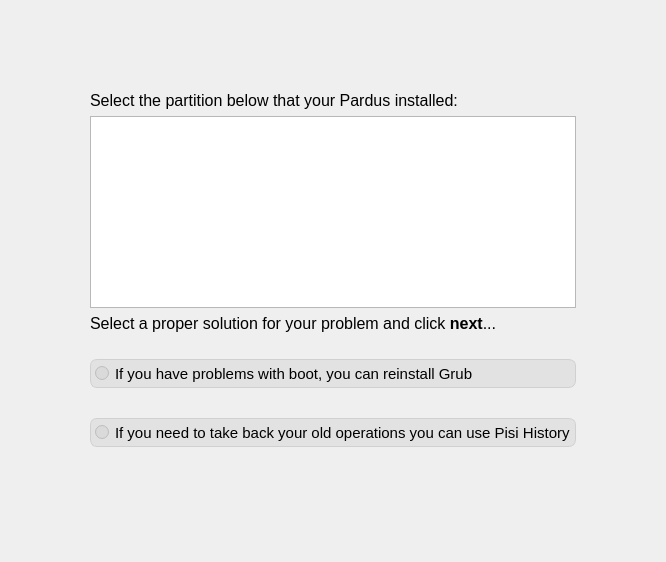
This is yali4/gui/Ui/rescuewidget.ui in dadas45li/yali as Qt 5 draws it before an edit. The edited form follows.
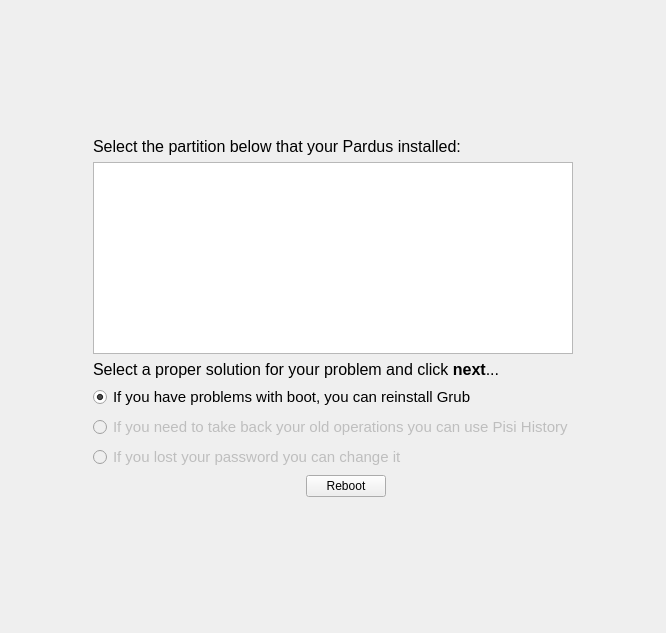
This is the edited form. Icons and pictures are not drawn.

Commit message: * Change Ui as a result of partition scan ..

Patch:
```diff
--- a/yali4/gui/Ui/rescuewidget.ui
+++ b/yali4/gui/Ui/rescuewidget.ui
@@ -7,20 +7,14 @@
     <x>0</x>
     <y>0</y>
     <width>666</width>
-    <height>562</height>
+    <height>633</height>
    </rect>
   </property>
   <property name="windowTitle">
    <string>Form1</string>
   </property>
   <property name="styleSheet">
-   <string>QRadioButton {
-border: 1px solid rgb(208, 208, 208);
-    background-color: rgba(206, 206, 206, 100);
-    border-radius:7px;
-    padding:4px;
-    margin-bottom:4px;
-}</string>
+   <string notr="true"/>
   </property>
   <layout class="QGridLayout" name="gridLayout">
    <item row="0" column="1">
@@ -39,19 +33,25 @@
      </property>
     </spacer>
    </item>
-   <item row="1" column="1">
+   <item row="1" column="1" colspan="2">
     <widget class="QLabel" name="infoLabel">
      <property name="font">
       <font>
        <pointsize>12</pointsize>
       </font>
      </property>
+     <property name="styleSheet">
+      <string notr="true"/>
+     </property>
      <property name="text">
       <string>Select the partition below that your Pardus installed:</string>
      </property>
+     <property name="wordWrap">
+      <bool>true</bool>
+     </property>
     </widget>
    </item>
-   <item row="2" column="1">
+   <item row="2" column="1" colspan="2">
     <widget class="QListWidget" name="partitionList">
      <property name="iconSize">
       <size>
@@ -61,8 +61,8 @@
      </property>
     </widget>
    </item>
-   <item row="3" column="1">
-    <widget class="QLabel" name="label">
+   <item row="3" column="1" colspan="2">
+    <widget class="QLabel" name="solutionLabel">
      <property name="font">
       <font>
        <pointsize>12</pointsize>
@@ -71,25 +71,12 @@
      <property name="text">
       <string>Select a proper solution for your problem and click &lt;b&gt;next&lt;/b&gt;...</string>
      </property>
+     <property name="wordWrap">
+      <bool>true</bool>
+     </property>
     </widget>
    </item>
-   <item row="4" column="1">
-    <spacer name="verticalSpacer_2">
-     <property name="orientation">
-      <enum>Qt::Vertical</enum>
-     </property>
-     <property name="sizeType">
-      <enum>QSizePolicy::Fixed</enum>
-     </property>
-     <property name="sizeHint" stdset="0">
-      <size>
-       <width>20</width>
-       <height>20</height>
-      </size>
-     </property>
-    </spacer>
-   </item>
-   <item row="5" column="0" rowspan="4">
+   <item row="4" column="0" rowspan="2">
     <spacer>
      <property name="orientation">
       <enum>Qt::Horizontal</enum>
@@ -105,7 +92,7 @@
      </property>
     </spacer>
    </item>
-   <item row="5" column="1">
+   <item row="4" column="1" colspan="2">
     <widget class="QRadioButton" name="useGrub">
      <property name="font">
       <font>
@@ -121,13 +108,16 @@
      </property>
      <property name="iconSize">
       <size>
-       <width>64</width>
-       <height>64</height>
+       <width>48</width>
+       <height>48</height>
       </size>
      </property>
+     <property name="checked">
+      <bool>true</bool>
+     </property>
     </widget>
    </item>
-   <item row="5" column="2" rowspan="4">
+   <item row="4" column="3" rowspan="2">
     <spacer>
      <property name="orientation">
       <enum>Qt::Horizontal</enum>
@@ -143,24 +133,11 @@
      </property>
     </spacer>
    </item>
-   <item row="6" column="1">
-    <spacer name="verticalSpacer">
-     <property name="orientation">
-      <enum>Qt::Vertical</enum>
-     </property>
-     <property name="sizeType">
-      <enum>QSizePolicy::Fixed</enum>
-     </property>
-     <property name="sizeHint" stdset="0">
-      <size>
-       <width>20</width>
-       <height>20</height>
-      </size>
-     </property>
-    </spacer>
-   </item>
-   <item row="7" column="1">
+   <item row="5" column="1" colspan="2">
     <widget class="QRadioButton" name="usePisiHs">
+     <property name="enabled">
+      <bool>false</bool>
+     </property>
      <property name="font">
       <font>
        <pointsize>11</pointsize>
@@ -178,35 +155,78 @@
      </property>
      <property name="iconSize">
       <size>
-       <width>64</width>
-       <height>64</height>
+       <width>48</width>
+       <height>48</height>
       </size>
      </property>
     </widget>
    </item>
-   <item row="8" column="1">
-    <widget class="QLabel" name="checkLabel">
-     <property name="minimumSize">
-      <size>
-       <width>400</width>
-       <height>0</height>
-      </size>
-     </property>
-     <property name="text">
-      <string/>
-     </property>
-     <property name="alignment">
-      <set>Qt::AlignCenter</set>
-     </property>
-     <property name="wordWrap">
+   <item row="6" column="1" colspan="2">
+    <widget class="QRadioButton" name="usePassword">
+     <property name="enabled">
       <bool>false</bool>
      </property>
-     <property name="margin">
-      <number>10</number>
+     <property name="font">
+      <font>
+       <pointsize>11</pointsize>
+      </font>
+     </property>
+     <property name="styleSheet">
+      <string/>
+     </property>
+     <property name="text">
+      <string>If you lost your password you can change it</string>
+     </property>
+     <property name="icon">
+      <iconset resource="../../data.qrc">
+       <normaloff>:/gui/pics/pardus.png</normaloff>:/gui/pics/pardus.png</iconset>
+     </property>
+     <property name="iconSize">
+      <size>
+       <width>48</width>
+       <height>48</height>
+      </size>
      </property>
     </widget>
    </item>
-   <item row="9" column="1">
+   <item row="7" column="2">
+    <layout class="QHBoxLayout" name="horizontalLayout">
+     <item>
+      <spacer name="horizontalSpacer">
+       <property name="orientation">
+        <enum>Qt::Horizontal</enum>
+       </property>
+       <property name="sizeHint" stdset="0">
+        <size>
+         <width>40</width>
+         <height>20</height>
+        </size>
+       </property>
+      </spacer>
+     </item>
+     <item>
+      <widget class="QPushButton" name="rebootButton">
+       <property name="text">
+        <string>Reboot</string>
+       </property>
+      </widget>
+     </item>
+     <item>
+      <spacer name="horizontalSpacer_2">
+       <property name="orientation">
+        <enum>Qt::Horizontal</enum>
+       </property>
+       <property name="sizeHint" stdset="0">
+        <size>
+         <width>40</width>
+         <height>20</height>
+        </size>
+       </property>
+      </spacer>
+     </item>
+    </layout>
+   </item>
+   <item row="8" column="2">
     <spacer>
      <property name="orientation">
       <enum>Qt::Vertical</enum>
```
The commit also changes 2 other files.
